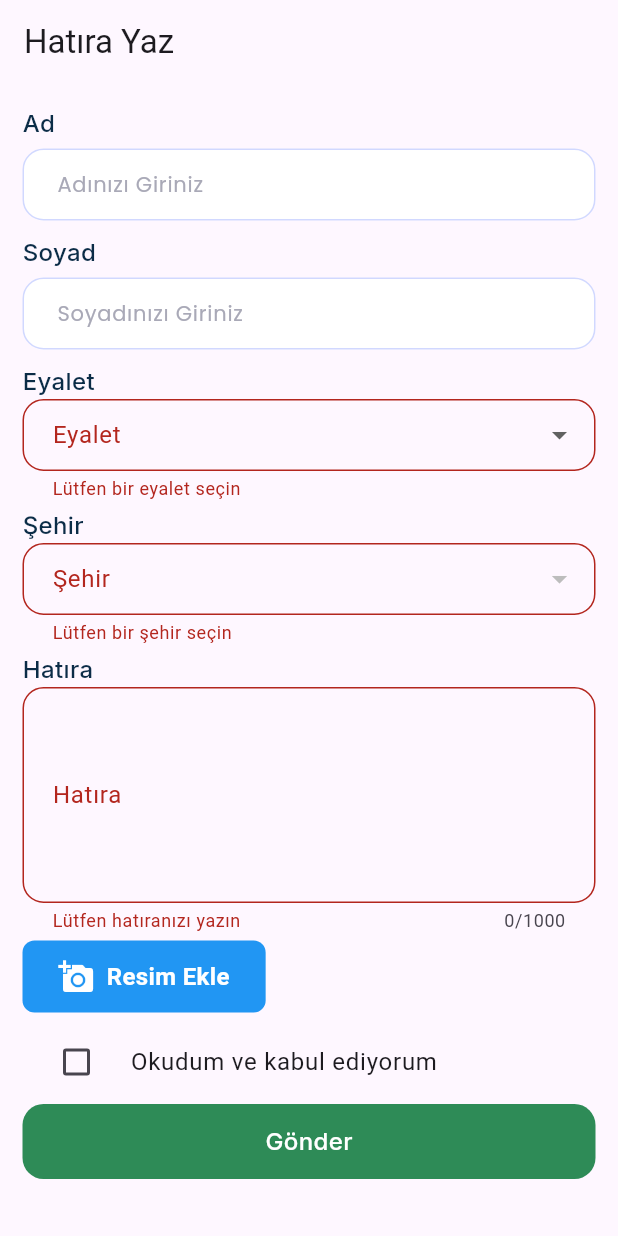
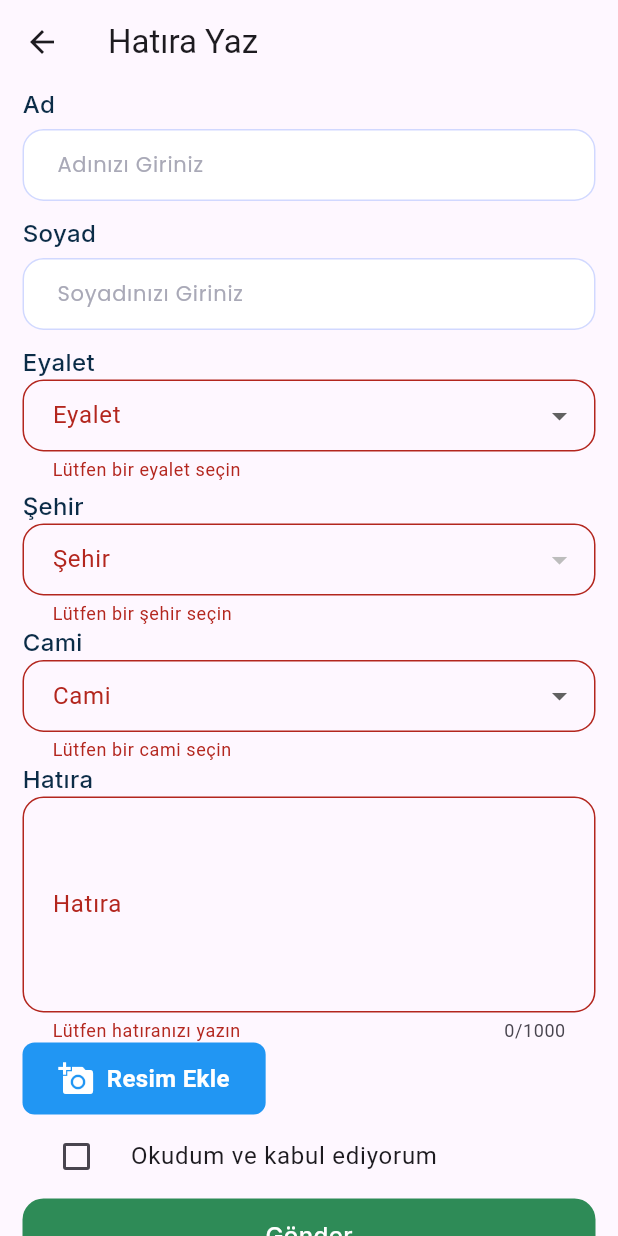
Before and after one commit to ozcann159/memory_app, a Flutter app: the MemoryEntryPage screen opened directly, after a tap on "Gönder", on a phone screen of 412 x 824 dp. Run offline on Flutter 3.47's test engine with Material 3 defaults, Android fonts, the light colour scheme and no system bars; our stand-ins replace bloc, cloud_firestore, equatable, firebase_core, firebase_storage, flutter_bloc and 2 more; accounts and stored records are empty.

Commit message:
"Added memory details"

```diff
--- a/lib/pages/memory_entry_page.dart
+++ b/lib/pages/memory_entry_page.dart
@@ -1,3 +1,6 @@
+import 'dart:io';
+
+import 'package:firebase_storage/firebase_storage.dart';
 import 'package:flutter/material.dart';
 import 'package:flutter_bloc/flutter_bloc.dart';
 import 'package:image_picker/image_picker.dart';
@@ -8,6 +11,7 @@
 import 'package:memory_app/widgets/custom_button.dart';
 import 'package:memory_app/widgets/custom_dropdown_field.dart';
 import 'package:memory_app/widgets/custom_textfield.dart';
+import 'package:path/path.dart' as path;
 
 class MemoryEntryPage extends StatefulWidget {
   const MemoryEntryPage({Key? key}) : super(key: key);
@@ -24,14 +28,30 @@
   bool isChecked = false;
   String? selectedState;
   String? selectedCity;
+  String? selectedMosque;
   XFile? image;
+  String? imageUrl;
+
   final List<String> states = ["Hamburg", "Bremen", "Berlin", "Hessen"];
   final Map<String, List<String>> cities = {
-    "Hamburg": ["City1-1", "City1-2", "City1-3"],
-    "Bremen": ["City2-1", "City2-2", "City2-3"],
-    "Berlin": ["City3-1", "City3-2", "City3-3"],
-    "Hessen": ["City4-1", "City4-2", "City4-3"],
+    "Hamburg": ["Hamburg City", "Altona", "Eimsbüttel"],
+    "Bremen": ["Bremen City", "Bremerhaven"],
+    "Berlin": ["Berlin City", "Mitte", "Friedrichshain-Kreuzberg"],
+    "Hessen": ["Frankfurt", "Wiesbaden", "Kassel"],
   };
+
+  final List<String> mosque = [
+    "Cologne Central Mosque",
+    "Berlin Sehitlik Mosque",
+    "Essen DITIB Merkez Camii",
+    "Duisburg Merkez Moschee",
+    "Frankfurt Nida Moschee",
+    "Hamburg Merkez Camii",
+    "Mannheim DITIB Yunus Emre Camii",
+    "Stuttgart Zentral Moschee",
+    "Nuremberg Süleymaniye Moschee",
+    "Dortmund Kuba Camii"
+  ];
 
   @override
   Widget build(BuildContext context) {
@@ -48,19 +68,24 @@
               ),
             );
           } else if (state is MemorySubmitted) {
-            showDialog(context: context, builder: (BuildContext context){
+            showDialog(
+              context: context,
+              builder: (BuildContext context) {
                 return AlertDialog(
                   title: Text("Başarılı"),
                   content: Text("Hatıra başarıyla gönderildi"),
                   actions: [
-                  TextButton(onPressed: (){
+                    TextButton(
+                      onPressed: () {
                         Navigator.pop(context);
                         _refreshPage();
-                  }, child: Text("Tamam"))
+                      },
+                      child: Text("Tamam"),
+                    )
                   ],
                 );
-            });
-
+              },
+            );
           } else if (state is MemorySubmitError) {
             ScaffoldMessenger.of(context).showSnackBar(
               SnackBar(
@@ -72,11 +97,10 @@
         child: Form(
           key: _formKey,
           child: SingleChildScrollView(
-            padding: EdgeInsets.symmetric(horizontal: 15, vertical: 10),
+            padding: EdgeInsets.symmetric(horizontal: 15, vertical: 2),
             child: Column(
               crossAxisAlignment: CrossAxisAlignment.start,
               children: [
-                SizedBox(height: 5),
                 Text("Ad", style: AppTextTheme.kLabelStyle),
                 CustomTextField(
                   controller: nameController,
@@ -141,7 +165,23 @@
                     return null;
                   },
                 ),
-                SizedBox(height: 5),
+                Text("Cami", style: AppTextTheme.kLabelStyle),
+                CustomDropdownField(
+                  value: selectedMosque,
+                  items: mosque,
+                  labelText: 'Cami',
+                  onChanged: (value) {
+                    setState(() {
+                      selectedMosque = value;
+                    });
+                  },
+                  validator: (value) {
+                    if (value == null) {
+                      return 'Lütfen bir cami seçin';
+                    }
+                    return null;
+                  },
+                ),
                 Text("Hatıra", style: AppTextTheme.kLabelStyle),
                 TextFormField(
                   controller: memoryController,
@@ -169,9 +209,15 @@
                   minLines: 5, // Minimum 5 satır genişlik
                   maxLines: null, // İçerik arttıkça genişleyecek
                 ),
-                SizedBox(height: 5),
+                if (image != null)
+                  Image.file(
+                    File(image!.path),
+                    height: 200,
+                    width: double.infinity,
+                    fit: BoxFit.cover,
+                  ),
                 GestureDetector(
-                  onTap: _pickImage, // Resim seçme işlevini çağırın
+                  onTap: _pickImage,
                   child: Container(
                     padding: EdgeInsets.symmetric(vertical: 12, horizontal: 24),
                     decoration: BoxDecoration(
@@ -198,7 +244,6 @@
                     ),
                   ),
                 ),
-                SizedBox(height: 5),
                 CheckboxListTile(
                   title: Text('Okudum ve kabul ediyorum'),
                   value: isChecked,
@@ -226,9 +271,36 @@
   Future<void> _pickImage() async {
     final pickedImage =
         await ImagePicker().pickImage(source: ImageSource.gallery);
+    if (pickedImage != null) {
       setState(() {
         image = pickedImage;
       });
+
+      String? url = await _uploadImageToFirebase();
+      if (url != null) {
+        setState(() {
+          imageUrl = url;
+        });
+      }
+    }
+  }
+
+  Future<String?> _uploadImageToFirebase() async {
+    try {
+      String fileName = path.basename(image!.path);
+      Reference firebaseStorageRef =
+          FirebaseStorage.instance.ref().child('images/$fileName');
+      UploadTask uploadTask = firebaseStorageRef.putFile(File(image!.path));
+      TaskSnapshot taskSnapshot = await uploadTask;
+      String downloadURL = await taskSnapshot.ref.getDownloadURL();
+      print(
+          "Download URL from Firebase Storage: $downloadURL"); // Debug çıktısı ekle
+      return downloadURL;
+    } catch (e, stackTrace) {
+      print("Error uploading image: $e");
+      print("Stack trace: $stackTrace");
+      return null;
+    }
   }
 
   void _submitMemory() {
@@ -239,22 +311,23 @@
         state: selectedState!,
         city: selectedCity!,
         memory: memoryController.text,
-        imageUrl: image?.path ?? '', // image null ise boş string gönder
+        imageUrl: imageUrl ?? '', // URL'yi ekle
       ));
     }
   }
 
-
   void _refreshPage() {
-    // setState içinde sayfanın yenilenmiş halini göstermek için gerekli işlemleri yapın
-    // Örneğin, formu temizlemek için controller'ları sıfırlayabilirsiniz:
+    setState(() {
+      // Formu ve seçilen resimleri sıfırla
       nameController.clear();
       surnameController.clear();
       memoryController.clear();
       selectedState = null;
       selectedCity = null;
+      selectedMosque = null;
       isChecked = false;
       image = null;
+      imageUrl = null; // URL'yi sıfırla
+    });
   }
-
 }
--- a/lib/repo/memory_repository.dart
+++ b/lib/repo/memory_repository.dart
@@ -1,13 +1,12 @@
 import 'package:cloud_firestore/cloud_firestore.dart';
 import 'package:memory_app/models/memory_model.dart';
-
 
 class MemoryRepository {
   final CollectionReference memoryCollection =
       FirebaseFirestore.instance.collection('memories');
 
-  Future<DocumentReference> addMemory(Memory memory) async {
-    return memoryCollection.add(memory.toMap());
+  Future<void> addMemory(Memory memory) async {
+    await memoryCollection.add(memory.toMap());
   }
 
   Stream<List<Memory>> getMemories() {
--- a/pubspec.yaml
+++ b/pubspec.yaml
@@ -45,6 +45,7 @@
   firebase_storage: ^12.0.0
   google_fonts: ^6.2.1
   path_provider: ^2.0.11
+  path: ^1.9.0
 
 dev_dependencies:
   flutter_test:
```
Also changed, not shown: lib/main.dart (+4 -4 lines), lib/pages/memories_list_screen.dart.dart (added, +43 -0 lines), lib/pages/memory_details_screen.dart (added, +93 -0 lines), pubspec.lock, 1 other file. Lines whose indentation alone changed are shown as unchanged.
